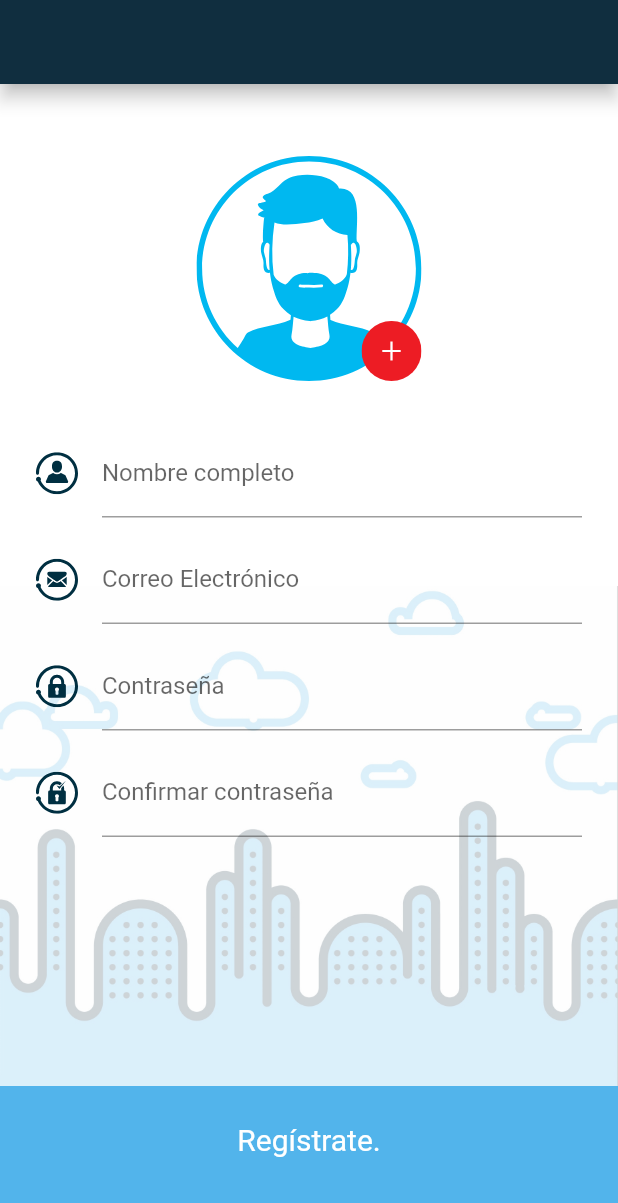
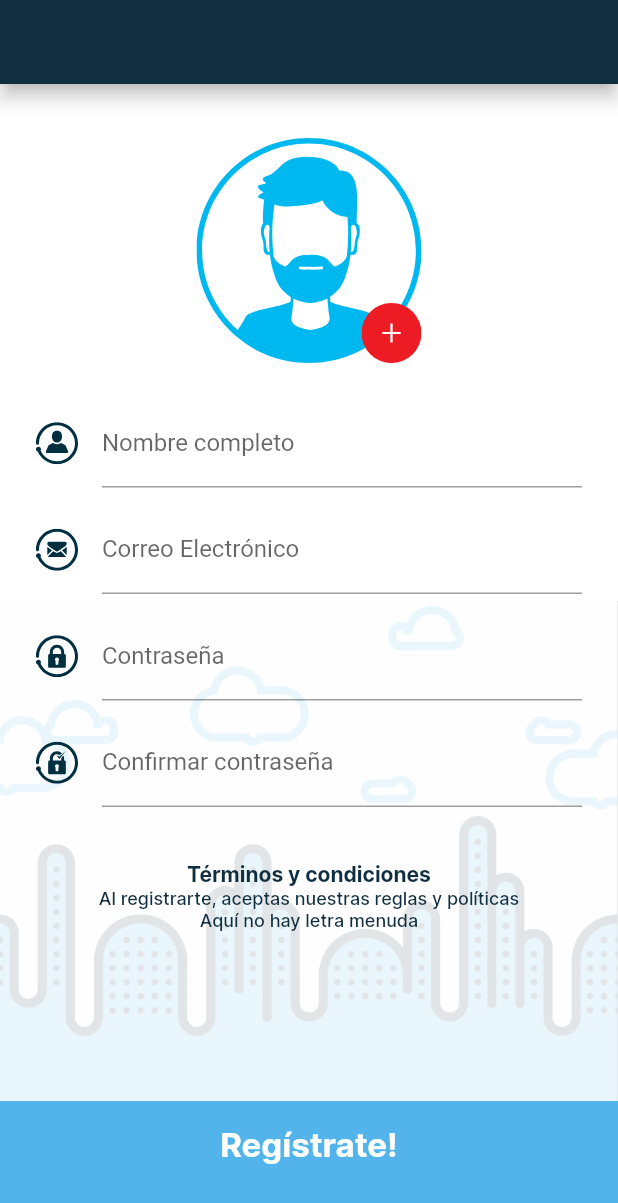
Before and after one commit to Juanda16/mobe, a Flutter app: the screen it shows after launch, on a phone screen of 412 x 824 dp. Shown: the top 1203 px of the screen. Run offline on Flutter 3.47's test engine with Material 2 defaults, Android fonts, the phone set to English and light mode, and no system bars; our stand-ins replace cached_network_image, dartz, flutter_svg, freezed_annotation, geolocator, get_it and 2 more; missing offline and left inert: mailer; generated files the repository leaves out were written again; Roboto replaces fonts that are missing (Montserrat).

Commit message:
chore:  Sign Up page UI done

```diff
--- a/lib/core/styles/styles.dart
+++ b/lib/core/styles/styles.dart
@@ -8,6 +8,6 @@
 part 'colors.dart';
 part 'measurements.dart';
 part 'themes.dart';
+part 'typography.dart';
 
 // part 'ui.dart';
-// part 'typography.dart';
--- a/lib/features/catalog/presentation/pages/log_in_sign_up/sign_up_page.dart
+++ b/lib/features/catalog/presentation/pages/log_in_sign_up/sign_up_page.dart
@@ -23,6 +23,7 @@
               color: white,
               image: DecorationImage(
                 alignment: Alignment.bottomCenter,
+                opacity: 0.6,
                 image: AssetImage(Images.backgroundImage),
                 fit: BoxFit.fitWidth,
               ),
@@ -34,7 +35,7 @@
               children: <Widget>[
                 Column(
                   children: [
-                    spaceV48,
+                    spaceV36,
                     Stack(children: [
                       Images.buildSvgPngImage(
                         Images.manAvatar,
@@ -51,7 +52,6 @@
                         ),
                       )
                     ]),
-                    spaceV8,
                     Form(
                       key: _formKey,
                       child: Padding(
@@ -100,6 +100,20 @@
                         ),
                       ),
                     ),
+                    spaceV12,
+                    Text(
+                      'Términos y condiciones',
+                      style: hib14.copyWith(color: secondaryColor),
+                    ),
+                    Text(
+                      'Al registrarte, aceptas nuestras reglas y políticas',
+                      style: sim12.copyWith(color: secondaryColor),
+                      maxLines: 2,
+                    ),
+                    Text(
+                      'Aquí no hay letra menuda',
+                      style: sim12.copyWith(color: secondaryColor),
+                    )
                   ],
                 ),
                 // Container(
@@ -139,18 +153,15 @@
         },
         child: Container(
           color: primaryColor,
-          height: 100,
+          height: 90,
           child: Center(
             child: Column(
               mainAxisAlignment: MainAxisAlignment.start,
-              children: const [
-                spaceV24,
+              children: [
+                spaceV16,
                 Text(
-                  'Regístrate.',
-                  style: TextStyle(
-                    color: white,
-                    fontSize: 20,
-                  ),
+                  'Regístrate!',
+                  style: hib22.copyWith(color: white),
                 ),
               ],
             ),
```
Also changed, not shown: lib/core/styles/colors.dart (+21 -0 lines), lib/core/styles/typography.dart (added, +239 -0 lines), pubspec.yaml (+21 -0 lines), assets/fonts/Inter/Inter-Bold.ttf (added), assets/fonts/Inter/Inter-Medium.ttf (added), assets/fonts/Inter/Inter-Regular.ttf (added), assets/fonts/Inter/Inter-SemiBold.ttf (added), assets/fonts/Poppins/Poppins-Light.ttf (added), assets/fonts/Poppins/Poppins-Medium.ttf (added), assets/fonts/Poppins/Poppins-SemiBold.ttf (added).
